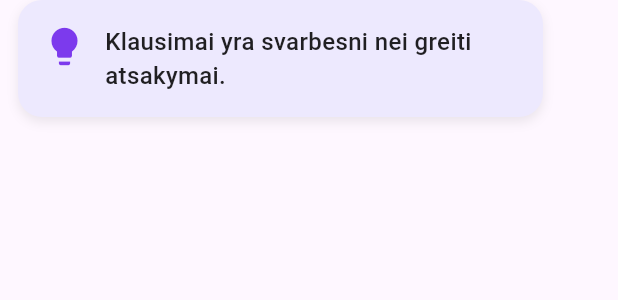
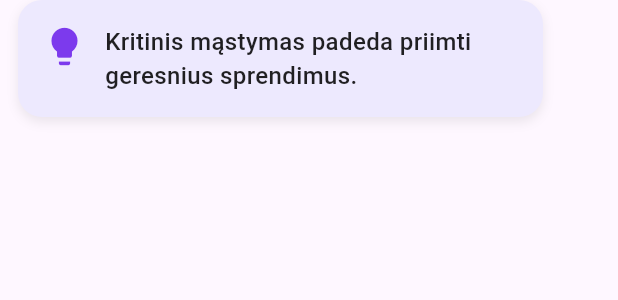
Before and after one commit to cliffs1/athlete-softskills-app, a Flutter app: the MotivationWidget widget shown alone on an empty page, opened directly, on a phone screen of 412 x 824 dp. Shown: the top 300 px of the screen. Run offline on Flutter 3.47's test engine with Material 3 defaults, Android fonts, the phone set to English and light mode, and no system bars; our stand-ins replace fl_chart, flutter_calendar_carousel, image_picker, supabase_flutter; accounts and stored records are empty.

Commit message:
Motivation file
Sukurtas ir papildytas motyvacinių žinučių failas

```diff
--- /dev/null
+++ b/lib/data/motivation_messages.dart
@@ -0,0 +1,59 @@
+const List<String> motivationMessages = [
+  'Klausymas yra stiprybė, o ne silpnybė.',
+  'Kiekvienas pokalbis yra galimybė tobulinti bendravimą.',
+  'Empatija prasideda nuo noro suprasti kitą.',
+  'Tavo reakcijos formuoja tavo santykius.',
+  'Kantrybė yra viena svarbiausių lyderio savybių.',
+  'Konstruktyvus grįžtamasis ryšys skatina augimą.',
+  'Komandinis darbas prasideda nuo pasitikėjimo.',
+  'Gebėjimas prisitaikyti yra raktas į sėkmę.',
+  'Klaidos yra mokymosi proceso dalis.',
+  'Aiški komunikacija sumažina nesusipratimus.',
+  'Kritinis mąstymas padeda priimti geresnius sprendimus.',
+  'Savęs pažinimas yra pirmas žingsnis į tobulėjimą.',
+  'Lyderystė prasideda nuo atsakomybės už save.',
+  'Kiekviena diena yra proga tapti geresniu komandos nariu.',
+  'Emocinis intelektas stiprina ryšius su kitais.',
+  'Drąsa išsakyti mintis yra augimo dalis.',
+  'Klausimai dažnai yra svarbesni už greitus atsakymus.',
+  'Maži kasdieniai patobulinimai sukuria didelę pažangą.',
+  'Tikra stiprybė sporte atsiskleidžia ne tik kūne, bet ir charakteryje.',
+  'Pergalės prasideda nuo disciplinos, kurią renkiesi kiekvieną dieną.',
+  'Komanda stipri tada, kai kiekvienas jos narys jaučiasi išgirstas.',
+  'Geras atletas moka ne tik kovoti, bet ir bendradarbiauti.',
+  'Pasitikėjimas savimi auga iš nuoseklaus darbo, o ne iš atsitiktinės sėkmės.',
+  'Kiekviena treniruotė ugdo ne tik kūną, bet ir valią.',
+  'Susikaupimas padeda pastebėti tai, ko kiti nepamato.',
+  'Ramybė spaudimo akimirkomis yra išlavinamas įgūdis.',
+  'Stipri komanda kuriama pagarba, pastangomis ir atsakomybe.',
+  'Lyderis aikštėje rodo pavyzdį ne žodžiais, o veiksmais.',
+  'Mokėjimas pralaimėti oriai yra brandaus sportininko savybė.',
+  'Atkaklumas padeda tęsti tada, kai motyvacija trumpam išblėsta.',
+  'Kiekvienas komandos draugas prisideda prie bendro rezultato.',
+  'Pagarba varžovui parodo tavo brandą ir sportinę kultūrą.',
+  'Geras bendravimas aikštėje dažnai lemia greitesnius ir tikslesnius sprendimus.',
+  'Pasitikėjimas komandoje gimsta iš nuoseklaus palaikymo.',
+  'Tavo požiūris į klaidas lemia, kiek iš jų išmoksi.',
+  'Minkštieji įgūdžiai padeda talentą paversti ilgalaike pažanga.',
+  'Ištvermė prasideda tada, kai nusprendi nepasiduoti.',
+  'Drąsa prašyti pagalbos taip pat yra stiprybės ženklas.',
+  'Gerbti save reiškia atsakingai rūpintis savo kūnu ir emocijomis.',
+  'Kuo geriau valdai emocijas, tuo aiškiau matai kelią į tikslą.',
+  'Kantrus darbas dažnai atneša tvirtesnius rezultatus nei skubėjimas.',
+  'Kiekvienas mažas žingsnis treniruotėje artina prie didelio tikslo.',
+  'Tikras lyderis padeda augti ir kitiems.',
+  'Sportas moko, kad nuoseklumas dažnai nugali talentą be pastangų.',
+  'Gebėjimas išklausyti trenerį yra svarbi pažangaus sportininko savybė.',
+  'Atsakomybė už savo veiksmus stiprina pasitikėjimą komandoje.',
+  'Tvirta laikysena prasideda nuo aiškių vertybių.',
+  'Bendras tikslas suvienija net labai skirtingus žmones.',
+  'Sėkmė dažnai ateina tiems, kurie moka išlikti kantrūs procese.',
+  'Savitvarda padeda išlaikyti kryptį net įtemptose situacijose.',
+  'Kiekviena diena suteikia naują progą parodyti savo pastangas.',
+  'Tylus ir nuoseklus darbas dažnai kalba garsiau už pažadus.',
+  'Kai tiki komanda, atsiranda daugiau drąsos veikti kartu.',
+  'Stiprus sportininkas ugdo ne tik greitį ar jėgą, bet ir pagarbą.',
+  'Aukšti rezultatai gimsta iš mažų, bet teisingų pasirinkimų.',
+  'Mokėjimas prisitaikyti padeda laimėti net pasikeitus aplinkybėms.',
+  'Tikėjimas savo procesu padeda judėti pirmyn net tada, kai progresas lėtas.',
+];
--- a/lib/widgets/MotivationWidget.dart
+++ b/lib/widgets/MotivationWidget.dart
@@ -1,4 +1,6 @@
 import 'dart:math';
+
+import 'package:softskills_app/data/motivation_messages.dart';
 import 'package:flutter/material.dart';
 
 class MotivationWidget extends StatefulWidget {
@@ -9,27 +11,6 @@ class MotivationWidget extends StatefulWidget {
 }
 
 class _MotivationWidgetState extends State<MotivationWidget> {
-final List<String> messages = [
-  'Klausymas yra stiprybė, ne silpnybė.',
-  'Kiekvienas pokalbis yra galimybė gerinti komunikaciją.',
-  'Empatija prasideda nuo noro suprasti kitą.',
-  'Tavo reakcijos formuoja tavo santykius.',
-  'Kantrybė yra viena svarbiausių lyderio savybių.',
-  'Konstruktyvus grįžtamasis ryšys kuria augimą.',
-  'Komandinis darbas prasideda nuo pasitikėjimo.',
-  'Gebėjimas prisitaikyti yra raktas į sėkmę.',
-  'Klaidos yra mokymosi proceso dalis.',
-  'Aiški komunikacija sumažina nesusipratimus.',
-  'Kritinis mąstymas padeda priimti geresnius sprendimus.',
-  'Savęs pažinimas yra pirmas žingsnis į tobulėjimą.',
-  'Lyderystė prasideda nuo atsakomybės už save.',
-  'Kiekviena diena yra proga tapti geresniu komandos nariu.',
-  'Emocinis intelektas stiprina ryšius su kitais.',
-  'Drąsa išsakyti mintis yra augimo dalis.',
-  'Klausimai yra svarbesni nei greiti atsakymai.',
-  'Maži patobulinimai kasdien sukuria didelį progresą.',
-];
-
   late String todayMessage;
 
   @override
@@ -42,7 +23,7 @@ final List<String> messages = [
     final now = DateTime.now();
     final seed = now.year + now.month + now.day;
     final random = Random(seed);
-    return messages[random.nextInt(messages.length)];
+    return motivationMessages[random.nextInt(motivationMessages.length)];
   }
 
   @override
```
